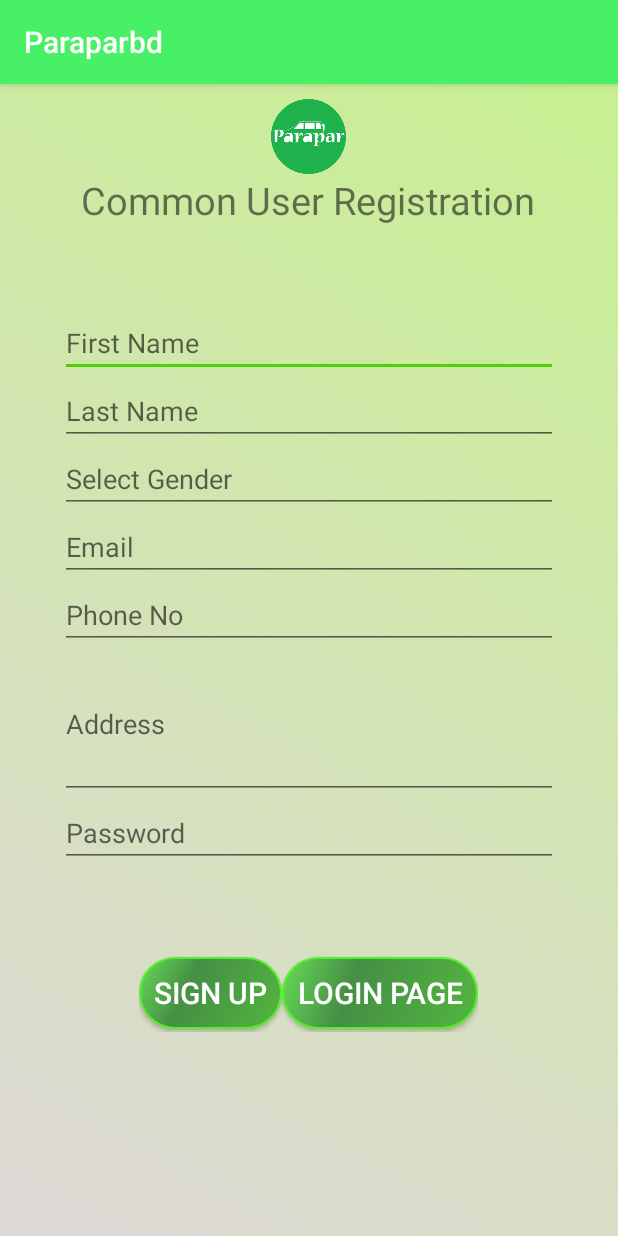
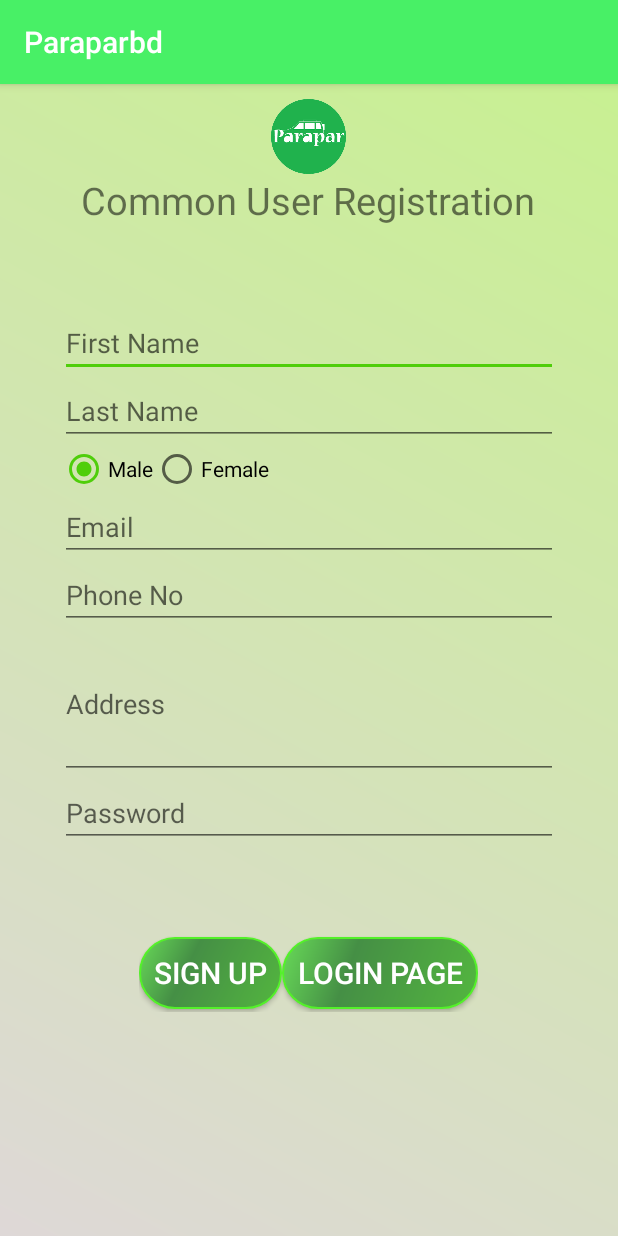
Before and after one commit to emranhos1/paraparbd_android, an Android app: the CommonUserRegistration screen opened directly, with no data from a screen before it, on a phone screen of 412 x 824 dp. Run offline under Robolectric (Android 15) with nearby library versions, the phone set to English and light mode, and no system bars.

Commit message:
Add some field and action

```diff
--- a/app/src/main/java/com/eh/paraparbd/CommonUserRegistration.java
+++ b/app/src/main/java/com/eh/paraparbd/CommonUserRegistration.java
@@ -6,19 +6,67 @@ import android.content.Intent;
 import android.os.Bundle;
 import android.view.View;
 import android.widget.Button;
+import android.widget.EditText;
+import android.widget.RadioButton;
+import android.widget.RadioGroup;
+import android.widget.Toast;
 
 public class CommonUserRegistration extends AppCompatActivity {
 
-	Button btnSignUpCU;
-	Button btnLoginPage;
+    EditText firstNameText;
+    EditText lastNameText;
+    RadioGroup radioGroup;
+    RadioButton radioButton;
+    EditText emailText;
+    EditText phoneNoText;
+    EditText addressText;
+    EditText passwordText;
+
+    Button btnSignUpCU;
+    Button btnLoginPage;
+
+
 	@Override
 	protected void onCreate(Bundle savedInstanceState) {
 		super.onCreate(savedInstanceState);
 		setContentView(R.layout.activity_common_user_registration);
 
+		firstNameText = findViewById(R.id.first_name);
+        lastNameText = findViewById(R.id.last_name);
+        emailText = findViewById(R.id.email);
+        phoneNoText = findViewById(R.id.phone_no);
+        addressText = findViewById(R.id.address);
+        passwordText = findViewById(R.id.password);
+
+		radioGroup = findViewById(R.id.gender_group);
+		int radioButtonId = radioGroup.getCheckedRadioButtonId();
+		radioButton = findViewById(radioButtonId);
+
+
 		btnSignUpCU = findViewById(R.id.btnSignUp);
 		btnLoginPage = findViewById(R.id.btnLoginPage);
 
+		//After Registration button press
+//        btnSignUpCU.setOnClickListener(new View.OnClickListener() {
+//            @Override
+//            public void onClick(View v) {
+//                String firstName = firstNameText.getText().toString();
+//                String lastName = lastNameText.getText().toString();
+//                String email = emailText.getText().toString();
+//                String phoneNo = phoneNoText.getText().toString();
+//                String address = addressText.getText().toString();
+//                String password = passwordText.getText().toString();
+//
+//                Toast.makeText(CommonUserRegistration.this, firstName, Toast.LENGTH_SHORT).show();
+//                Toast.makeText(CommonUserRegistration.this, lastName, Toast.LENGTH_SHORT).show();
+//                Toast.makeText(CommonUserRegistration.this, email, Toast.LENGTH_SHORT).show();
+//                Toast.makeText(CommonUserRegistration.this, phoneNo, Toast.LENGTH_SHORT).show();
+//                Toast.makeText(CommonUserRegistration.this, address, Toast.LENGTH_SHORT).show();
+//                Toast.makeText(CommonUserRegistration.this, password, Toast.LENGTH_SHORT).show();
+//                Toast.makeText(CommonUserRegistration.this, radioButton.getText(), Toast.LENGTH_SHORT).show();
+//
+//            }
+//        });
 
 		//After Login page button press
 		btnLoginPage.setOnClickListener(new View.OnClickListener() {
@@ -28,20 +76,5 @@ public class CommonUserRegistration extends AppCompatActivity {
 				startActivity(intent);
 			}
 		});
-		//After sign up button press
-//		btnSignUpCU.setOnClickListener(new View.OnClickListener() {
-//			@Override
-//			public void onClick(View v) {
-//				String phoneNo = btnPhoneNo.getText().toString();
-//				String password = btnPassword.getText().toString();
-
-//				if (phoneNo.equals("01670932273") && password.equals("1234")) {
-//					mySuccessToast();
-//				} else {
-//					myErrorToast();
-//				}
-//			}
-//		});
-
 	}
 }
--- a/app/src/main/res/layout/activity_common_user_registration.xml
+++ b/app/src/main/res/layout/activity_common_user_registration.xml
@@ -48,12 +48,26 @@
                 android:layout_height="wrap_content"
                 android:hint="@string/last_name"/>
 
-            <EditText
-                android:id="@+id/gender"
+            <RadioGroup
+                android:id="@+id/gender_group"
                 android:layout_width="match_parent"
                 android:layout_height="wrap_content"
-                android:inputType="textPassword"
-                android:hint="@string/gender"/>
+                android:orientation="horizontal">
+
+                <RadioButton
+                    android:id="@+id/gender_male"
+                    android:layout_width="wrap_content"
+                    android:layout_height="wrap_content"
+                    android:text="Male"
+                    android:checked="true"/>
+
+                <RadioButton
+                    android:id="@+id/gender_female"
+                    android:layout_width="wrap_content"
+                    android:layout_height="wrap_content"
+                    android:text="Female" />
+            </RadioGroup>
+
             <EditText
                 android:id="@+id/email"
                 android:layout_width="match_parent"
```
